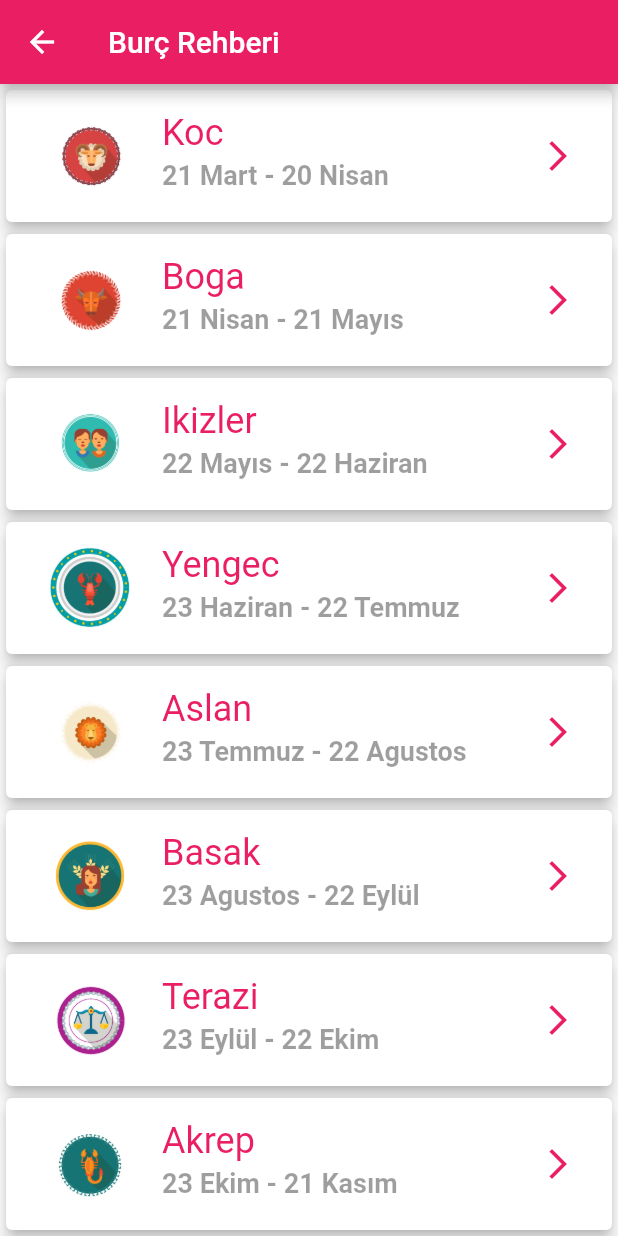
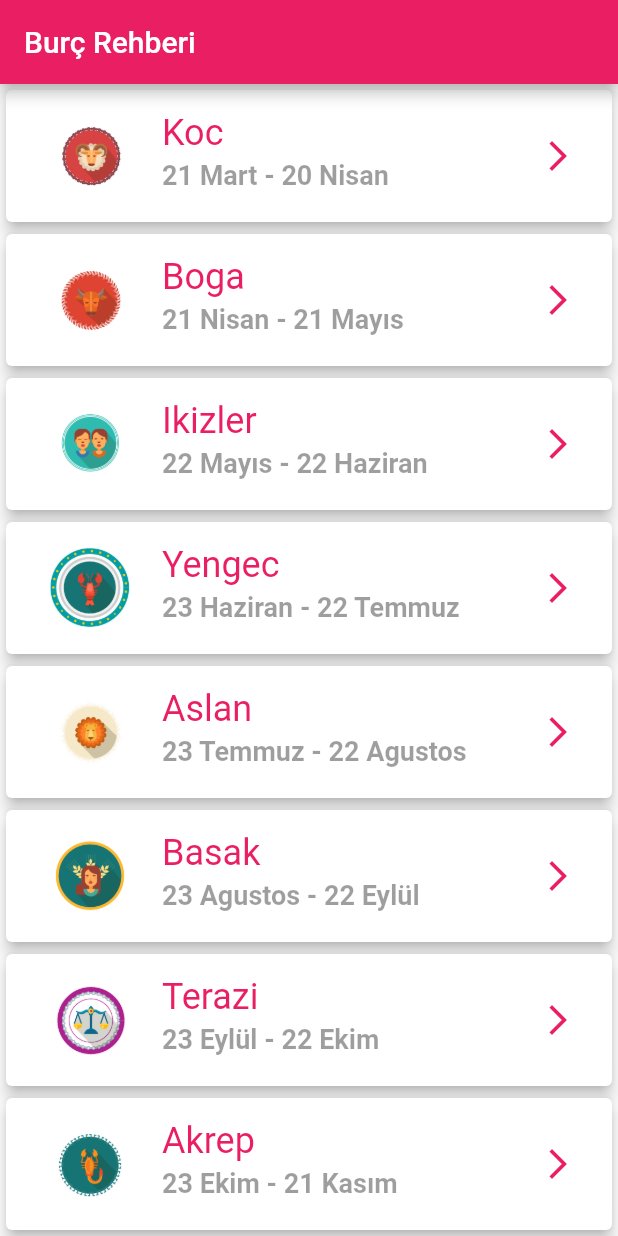
Before and after one commit to ANILSRGT/flutter_projects, a Flutter app: the screen it shows after launch, on a phone screen of 412 x 824 dp. Run offline on Flutter 3.47's test engine with Material 2 defaults, Android fonts, the phone set to English and light mode, and no system bars; our stand-ins replace cloud_firestore, date_format, firebase_auth, firebase_core, firebase_storage, fluttertoast and 4 more; accounts and stored records are empty.

Commit message:
"finished" no pop add

```diff
--- a/Udemy - 2/burc_rehberi/lib/main.dart
+++ b/Udemy - 2/burc_rehberi/lib/main.dart
@@ -16,10 +16,11 @@ class MyApp extends StatelessWidget {
       theme: ThemeData(
         primarySwatch: Colors.pink,
       ),
-      initialRoute: "/burcListesi",
+      initialRoute: "burcListesi",
       routes: {
         "/": (context) => BurcListesi(),
-        "/burcListesi": (context) => BurcListesi(),
+        "burcListesi": (context) => BurcListesi(), // no pop
+        "/burcListesi": (context) => BurcListesi(), // with pop
       },
       onGenerateRoute: (RouteSettings settings) {
         List<String> pathElements = settings.name.split("/");
```
